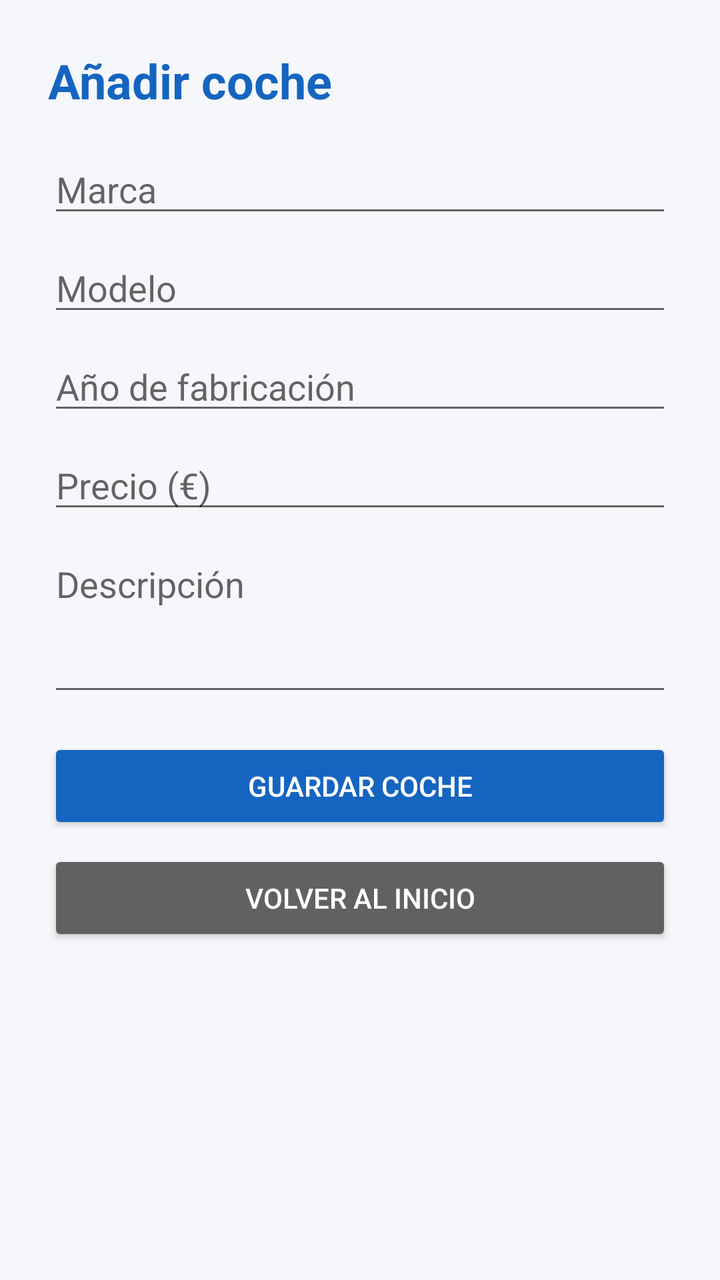
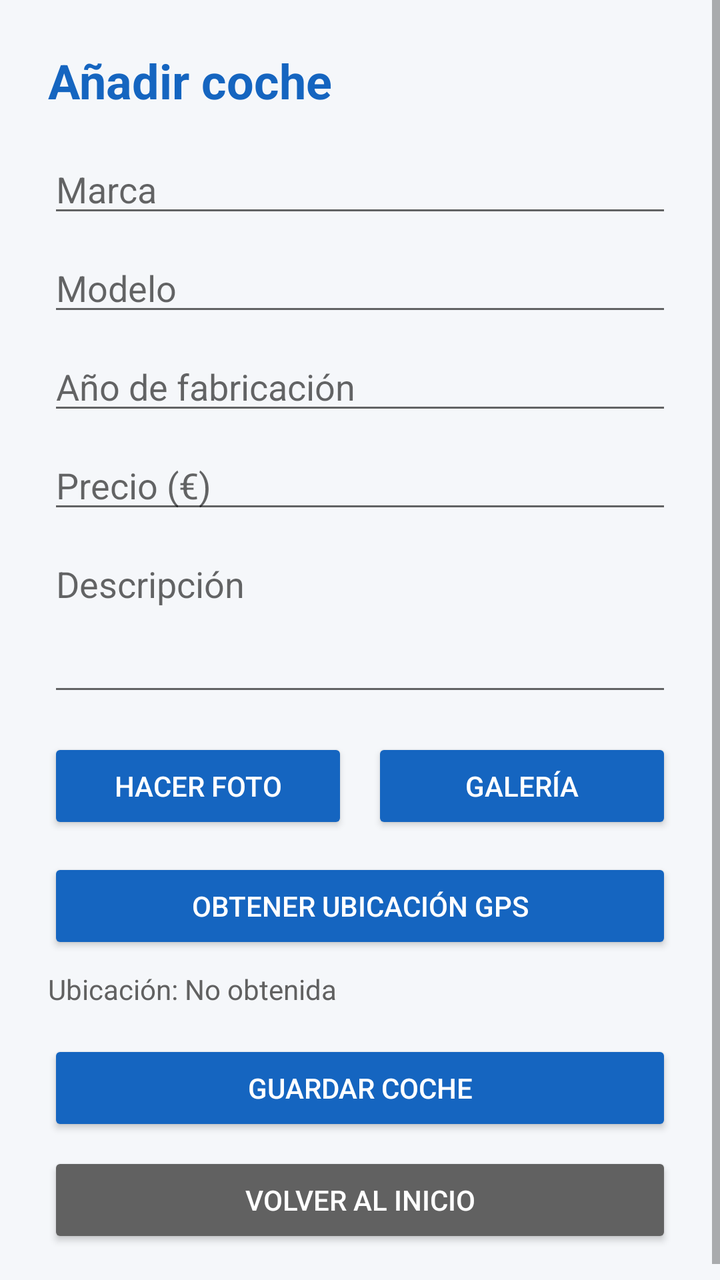

Screens rendered from an Android XML layout before and after an edit, with the pre-edit source and the edit as a unified diff.
<!-- AndroidManifest.xml: application theme Theme.Aplicaciondam2 -->
<!-- res/layout/activity_anadir_coche.xml -->
<?xml version="1.0" encoding="utf-8"?>
<ScrollView xmlns:android="http://schemas.android.com/apk/res/android"
    android:layout_width="match_parent"
    android:layout_height="match_parent"
    android:background="@color/fondo">

    <LinearLayout
        android:layout_width="match_parent"
        android:layout_height="wrap_content"
        android:orientation="vertical"
        android:padding="24dp">

        <TextView
            android:layout_width="wrap_content"
            android:layout_height="wrap_content"
            android:layout_marginBottom="16dp"
            android:text="Añadir coche"
            android:textColor="@color/azul_coche"
            android:textSize="24sp"
            android:textStyle="bold" />

        <EditText
            android:id="@+id/etMarca"
            android:layout_width="match_parent"
            android:layout_height="wrap_content"
            android:layout_marginBottom="8dp"
            android:hint="Marca"
            android:inputType="textCapWords" />

        <EditText
            android:id="@+id/etModelo"
            android:layout_width="match_parent"
            android:layout_height="wrap_content"
            android:layout_marginBottom="8dp"
            android:hint="Modelo"
            android:inputType="textCapWords" />

        <EditText
            android:id="@+id/etAnio"
            android:layout_width="match_parent"
            android:layout_height="wrap_content"
            android:layout_marginBottom="8dp"
            android:hint="Año de fabricación"
            android:inputType="number" />

        <EditText
            android:id="@+id/etPrecio"
            android:layout_width="match_parent"
            android:layout_height="wrap_content"
            android:layout_marginBottom="8dp"
            android:hint="Precio (€)"
            android:inputType="numberDecimal" />

        <EditText
            android:id="@+id/etDescripcion"
            android:layout_width="match_parent"
            android:layout_height="wrap_content"
            android:layout_marginBottom="16dp"
            android:gravity="top"
            android:hint="Descripción"
            android:inputType="textMultiLine|textCapSentences"
            android:minLines="3" />

        <Button
            android:id="@+id/btnGuardar"
            android:layout_width="match_parent"
            android:layout_height="wrap_content"
            android:backgroundTint="@color/azul_coche"
            android:text="Guardar coche"
            android:textColor="@color/blanco" />

        <Button
            android:id="@+id/btnCancelar"
            android:layout_width="match_parent"
            android:layout_height="wrap_content"
            android:layout_marginTop="8dp"
            android:backgroundTint="@color/texto_gris"
            android:text="Volver al inicio"
            android:textColor="@color/blanco" />
    </LinearLayout>
</ScrollView>
<!-- resources referenced by this layout -->
<resources>
  <color name="azul_coche">#1565C0</color>
  <color name="blanco">#FFFFFF</color>
  <color name="fondo">#F5F7FA</color>
  <color name="texto_gris">#616161</color>
  <style name="Theme.Aplicaciondam2" parent="Theme.AppCompat.Light.DarkActionBar" />
</resources>

<!-- the commit's change to res/layout/activity_anadir_coche.xml (unified diff, before → after) -->
@@ -61,6 +61,61 @@
             android:inputType="textMultiLine|textCapSentences"
             android:minLines="3" />
 
+        <ImageView
+            android:id="@+id/ivFoto"
+            android:layout_width="match_parent"
+            android:layout_height="180dp"
+            android:layout_marginBottom="12dp"
+            android:background="@color/blanco"
+            android:contentDescription="Foto del coche"
+            android:scaleType="fitCenter"
+            android:visibility="gone" />
+
+        <LinearLayout
+            android:layout_width="match_parent"
+            android:layout_height="wrap_content"
+            android:layout_marginBottom="12dp"
+            android:orientation="horizontal">
+
+            <Button
+                android:id="@+id/btnFoto"
+                android:layout_width="0dp"
+                android:layout_height="wrap_content"
+                android:layout_weight="1"
+                android:layout_marginEnd="6dp"
+                android:backgroundTint="@color/azul_coche"
+                android:text="Hacer foto"
+                android:textColor="@color/blanco" />
+
+            <Button
+                android:id="@+id/btnGaleria"
+                android:layout_width="0dp"
+                android:layout_height="wrap_content"
+                android:layout_weight="1"
+                android:layout_marginStart="6dp"
+                android:backgroundTint="@color/azul_coche"
+                android:text="Galería"
+                android:textColor="@color/blanco" />
+        </LinearLayout>
+
+        <Button
+            android:id="@+id/btnUbicacion"
+            android:layout_width="match_parent"
+            android:layout_height="wrap_content"
+            android:layout_marginBottom="8dp"
+            android:backgroundTint="@color/azul_coche"
+            android:text="Obtener ubicación GPS"
+            android:textColor="@color/blanco" />
+
+        <TextView
+            android:id="@+id/tvUbicacion"
+            android:layout_width="match_parent"
+            android:layout_height="wrap_content"
+            android:layout_marginBottom="16dp"
+            android:text="Ubicación: No obtenida"
+            android:textColor="@color/texto_gris"
+            android:textSize="14sp" />
+
         <Button
             android:id="@+id/btnGuardar"
             android:layout_width="match_parent"
<!-- resource entries referenced after the edit -->
@@ -4,6 +4,6 @@
   <color name="blanco">#FFFFFF</color>
   <color name="fondo">#F5F7FA</color>
   <color name="texto_gris">#616161</color>
-  <style name="Theme.Aplicaciondam2" parent="Theme.AppCompat.Light.DarkActionBar" />
+  <style name="Theme.Aplicaciondam2" parent="Theme.AppCompat.Light.NoActionBar" />
 </resources>
 
